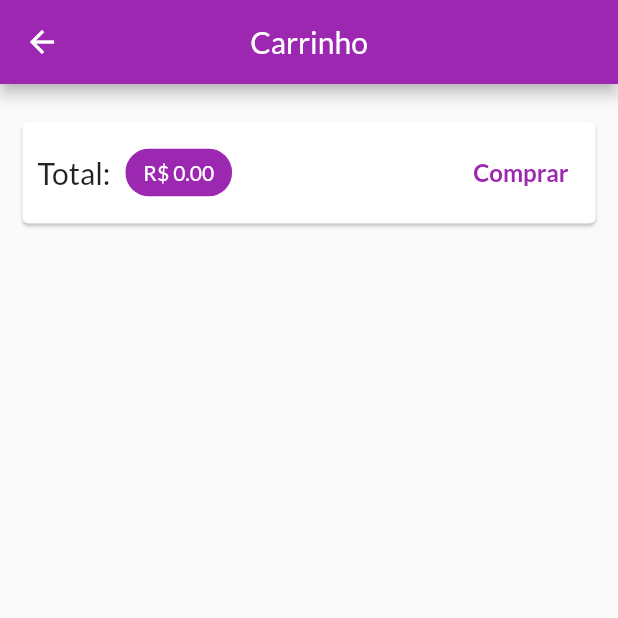
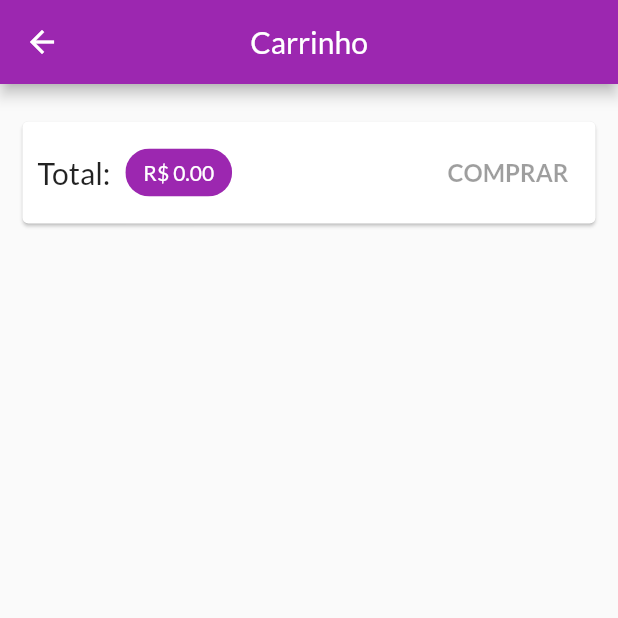
Before and after one commit to VitorPaulo21/CursoFlutter, a Flutter app: the CartScreen screen opened by its route, on a phone screen of 412 x 824 dp, the top half of it. Run offline on Flutter 3.47's test engine with Material 2 defaults, Android fonts, the light colour scheme and no system bars; our stand-ins replace auto_size_text; missing offline and left inert: flutter_device_type; network calls fail.

Commit message:
Update Shop Aula 1

```diff
--- a/shop/lib/main.dart
+++ b/shop/lib/main.dart
@@ -1,5 +1,6 @@
 import 'package:flutter/material.dart';
 import 'package:shop/models/cart.dart';
+import 'package:shop/models/order_list.dart';
 import 'package:shop/models/product.dart';
 import 'package:shop/models/product_list.dart';
 import 'package:shop/screens/cart_screen.dart';
@@ -26,6 +27,9 @@ class MyApp extends StatelessWidget {
         ChangeNotifierProvider<Cart>(
           create: (_) => Cart(),
         ),
+        ChangeNotifierProvider<OrderList>(
+          create: (_) => OrderList(),
+        ),
       ],
       child: MaterialApp(
         debugShowCheckedModeBanner: false,
--- /dev/null
+++ b/shop/lib/models/order.dart
@@ -0,0 +1,15 @@
+import 'package:shop/models/cart_item.dart';
+
+class Order {
+  final String id;
+  final double total;
+  final List<CartItem> products;
+  final DateTime date;
+
+  Order({
+    required this.id,
+    required this.total,
+    required this.products,
+    required this.date,
+  });
+}
--- a/shop/lib/screens/cart_screen.dart
+++ b/shop/lib/screens/cart_screen.dart
@@ -3,6 +3,7 @@ import 'package:shop/components/item_cart_widget.dart';
 import 'package:shop/models/cart.dart';
 import 'package:provider/provider.dart';
 import 'package:shop/models/cart_item.dart';
+import 'package:shop/models/order_list.dart';
 
 class CartScreen extends StatelessWidget {
   const CartScreen({Key? key}) : super(key: key);
@@ -40,13 +41,21 @@ class CartScreen extends StatelessWidget {
                     backgroundColor: Theme.of(context).colorScheme.primary,
                   ),
                   const Spacer(),
-                  TextButton(
-                      onPressed: () {},
-                      child: const Text(
-                        "Comprar",
-                        style: TextStyle(
-                            fontWeight: FontWeight.bold, fontSize: 16),
-                      )),
+                  Consumer<OrderList>(
+                    child: const Text(
+                      "COMPRAR",
+                      style:
+                          TextStyle(fontWeight: FontWeight.bold, fontSize: 16),
+                    ),
+                    builder: (ctx, orderList, child) => TextButton(
+                        onPressed: cart.itemsCount > 0
+                            ? () {
+                                orderList.addOrder(cart);
+                                cart.clear();
+                              }
+                            : null,
+                        child: child!),
+                  ),
                 ],
               ),
             ),
```
Also changed, not shown: shop/lib/models/order_list.dart (added, +29 -0 lines).
